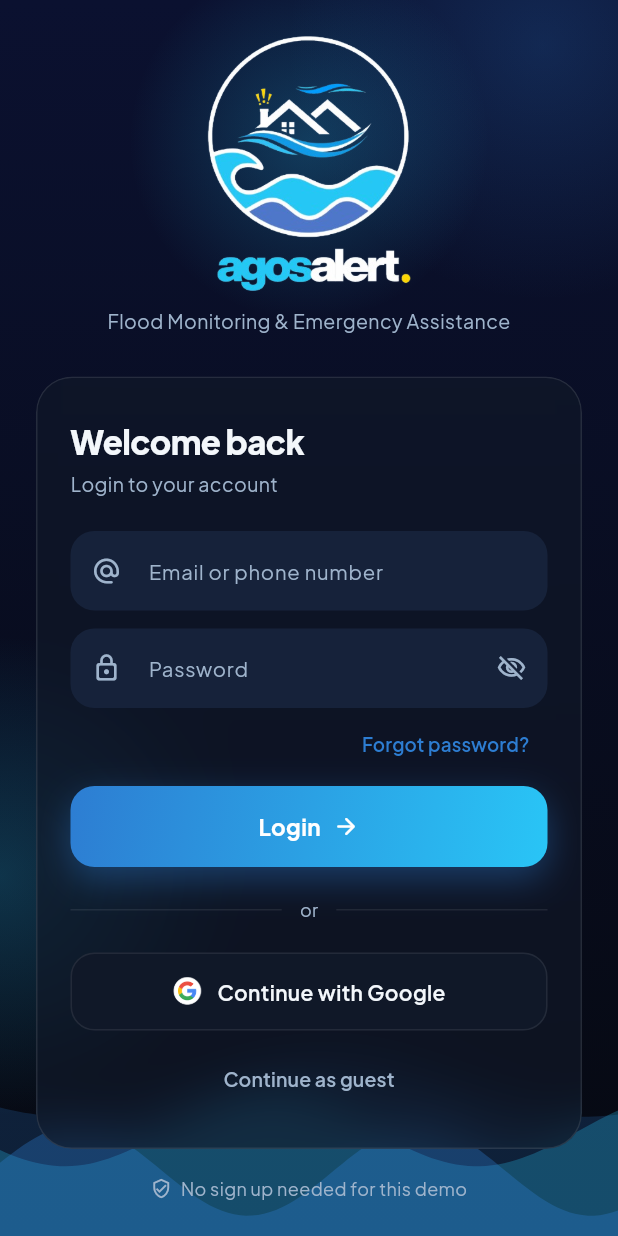
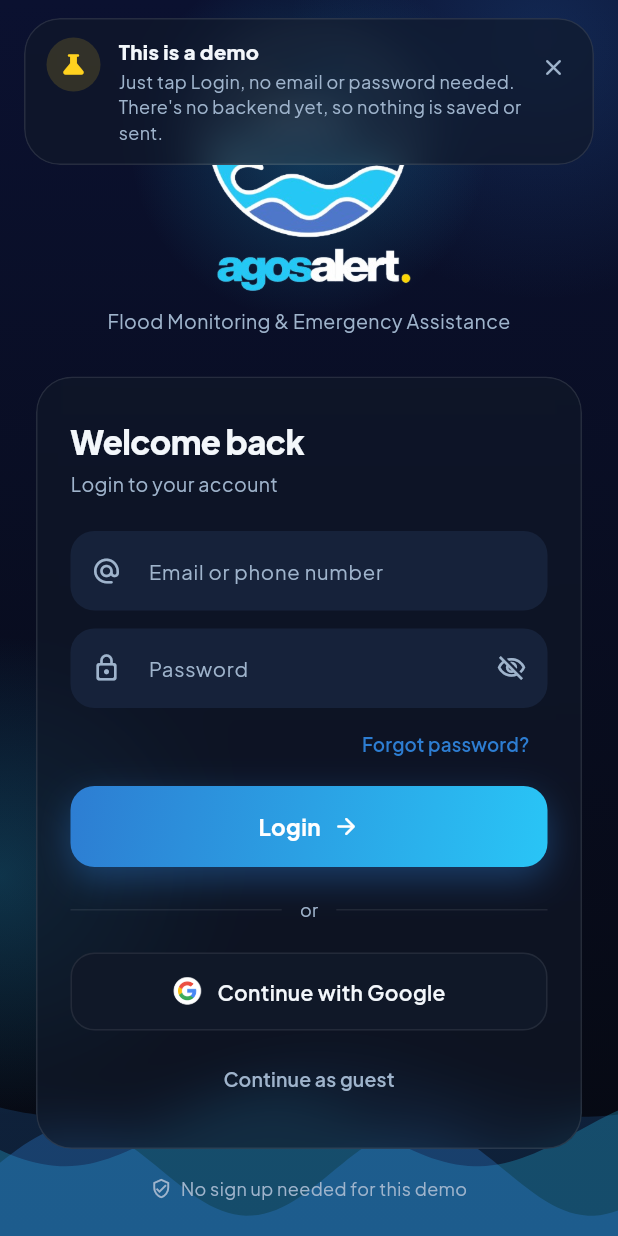
Before and after one commit to adriantulabut5747/AgosAlert, a Flutter app: the screen it shows after launch, on a phone screen of 412 x 824 dp. Run offline on Flutter 3.47's test engine with Material 3 defaults, Android fonts, the phone set to English and light mode, and no system bars; our stand-ins replace flutter_map, image_picker, latlong2.

Commit message:
Add dismissible demo notice to the login screen
Explains that Login works without an email or password and that there's
no backend yet. Stays closed for the rest of the visit once dismissed.

Co-Authored-By: Claude Opus 5.5 <noreply@anthropic.com>

```diff
--- a/lib/screens/login_screen.dart
+++ b/lib/screens/login_screen.dart
@@ -18,6 +18,10 @@ class _LoginScreenState extends State<LoginScreen>
     with SingleTickerProviderStateMixin {
   bool _obscurePassword = true;
   bool _loading = false;
+
+  // `static` so the notice stays closed for the rest of the visit, even
+  // after logging out and coming back to this screen.
+  static bool _demoNoticeClosed = false;
   late final AnimationController _glow = AnimationController(
     vsync: this,
     duration: const Duration(seconds: 3),
@@ -119,8 +123,86 @@ class _LoginScreenState extends State<LoginScreen>
                 ),
               ),
             ),
+            // Dismissible "this is a demo" notice, floating on top.
+            _demoNotice(c),
           ],
         ),
+      ),
+    );
+  }
+
+  Widget _demoNotice(AppColors c) {
+    return Positioned(
+      top: 0,
+      left: 0,
+      right: 0,
+      child: SafeArea(
+        child: Center(
+          child: ConstrainedBox(
+            constraints: const BoxConstraints(maxWidth: 420),
+            child: Padding(
+              padding: const EdgeInsets.fromLTRB(16, 12, 16, 0),
+              // Fades out smoothly when closed.
+              child: AnimatedSwitcher(
+                duration: const Duration(milliseconds: 300),
+                transitionBuilder: (child, anim) => FadeTransition(
+                  opacity: anim,
+                  child: SizeTransition(sizeFactor: anim, child: child),
+                ),
+                child: _demoNoticeClosed
+                    ? const SizedBox(width: double.infinity)
+                    : FadeSlideIn(
+                        delay: const Duration(milliseconds: 700),
+                        child: _demoNoticeCard(c),
+                      ),
+              ),
+            ),
+          ),
+        ),
+      ),
+    );
+  }
+
+  Widget _demoNoticeCard(AppColors c) {
+    return GlassCard(
+      padding: const EdgeInsets.fromLTRB(14, 12, 6, 12),
+      child: Row(
+        crossAxisAlignment: CrossAxisAlignment.start,
+        children: [
+          const IconBadge(Icons.science_rounded, kLogoYellow, size: 36),
+          const SizedBox(width: 12),
+          Expanded(
+            child: Column(
+              crossAxisAlignment: CrossAxisAlignment.start,
+              children: [
+                Text(
+                  'This is a demo',
+                  style: TextStyle(
+                    color: c.textPrimary,
+                    fontWeight: FontWeight.w800,
+                    fontSize: 13.5,
+                  ),
+                ),
+                const SizedBox(height: 2),
+                Text(
+                  'Just tap Login, no email or password needed. '
+                  'There\'s no backend yet, so nothing is saved or sent.',
+                  style: TextStyle(
+                    color: c.textSecondary,
+                    fontSize: 12,
+                    height: 1.4,
+                  ),
+                ),
+              ],
+            ),
+          ),
+          IconButton(
+            tooltip: 'Dismiss',
+            visualDensity: VisualDensity.compact,
+            icon: Icon(Icons.close_rounded, color: c.textSecondary, size: 18),
+            onPressed: () => setState(() => _demoNoticeClosed = true),
+          ),
+        ],
       ),
     );
   }
```
